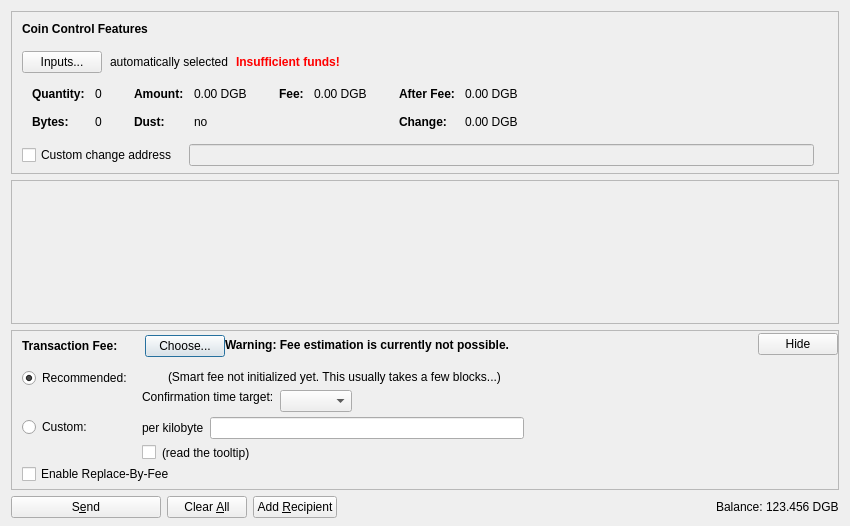
Before: the Qt Designer form src/qt/forms/sendcoinsdialog.ui in auroracoin101/Auroracoin, drawn with Qt 5.
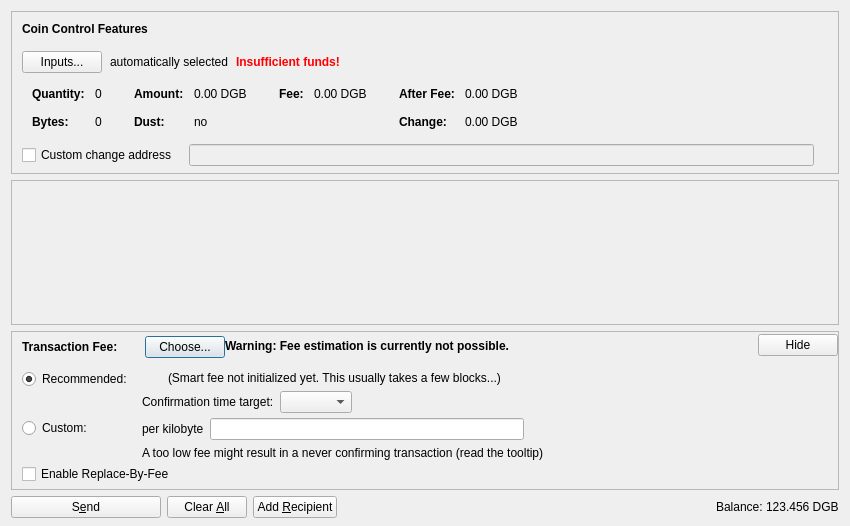
After: the same form once the commit is applied. Icons and pictures are not drawn. Custom widgets are drawn as their Qt base class.

Commit message: Bitcoin: a16f44c040642432e234ad7317b00fe829c2d9e7 (qt: Remove 'Pay only required fee' checkbox).

Patch:
```diff
--- a/src/qt/forms/sendcoinsdialog.ui
+++ b/src/qt/forms/sendcoinsdialog.ui
@@ -878,17 +878,7 @@
                <item>
                 <layout class="QHBoxLayout" name="horizontalLayoutFee8">
                  <item>
-                  <widget class="QCheckBox" name="checkBoxMinimumFee">
-                   <property name="toolTip">
-                    <string>Paying only the minimum fee is just fine as long as there is less transaction volume than space in the blocks. But be aware that this can end up in a never confirming transaction once there is more demand for auroracoin transactions than the network can process.</string>
-                   </property>
-                   <property name="text">
-                    <string/>
-                   </property>
-                  </widget>
-                 </item>
-                 <item>
-                  <widget class="QLabel" name="labelMinFeeWarning">
+                  <widget class="QLabel" name="labelCustomFeeWarning">
                    <property name="enabled">
                     <bool>true</bool>
                    </property>
@@ -896,10 +886,7 @@
                     <string>Paying only the minimum fee is just fine as long as there is less transaction volume than space in the blocks. But be aware that this can end up in a never confirming transaction once there is more demand for auroracoin transactions than the network can process.</string>
                    </property>
                    <property name="text">
-                    <string>(read the tooltip)</string>
-                   </property>
-                   <property name="margin">
-                    <number>5</number>
+                    <string>A too low fee might result in a never confirming transaction (read the tooltip)</string>
                    </property>
                   </widget>
                  </item>
@@ -992,9 +979,6 @@
                    <property name="text">
                     <string/>
                    </property>
-                   <property name="margin">
-                    <number>2</number>
-                   </property>
                   </widget>
                  </item>
                  <item>
@@ -1009,9 +993,6 @@
                    <property name="text">
                     <string>(Smart fee not initialized yet. This usually takes a few blocks...)</string>
                    </property>
-                   <property name="margin">
-                    <number>2</number>
-                   </property>
                   </widget>
                  </item>
                  <item>
@@ -1038,24 +1019,8 @@
                      <property name="text">
                       <string>Confirmation time target:</string>
                      </property>
-                     <property name="margin">
-                      <number>2</number>
-                     </property>
                     </widget>
                    </item>
-                   <item>
-                    <spacer name="verticalSpacer_3">
-                     <property name="orientation">
-                      <enum>Qt::Vertical</enum>
-                     </property>
-                     <property name="sizeHint" stdset="0">
-                      <size>
-                       <width>1</width>
-                       <height>1</height>
-                      </size>
-                     </property>
-                    </spacer>
-                   </item>
                   </layout>
                  </item>
                  <item>
```
Left out of the diff: 2 changed lines with no effect on the pictures. The commit also changes 2 other files.
